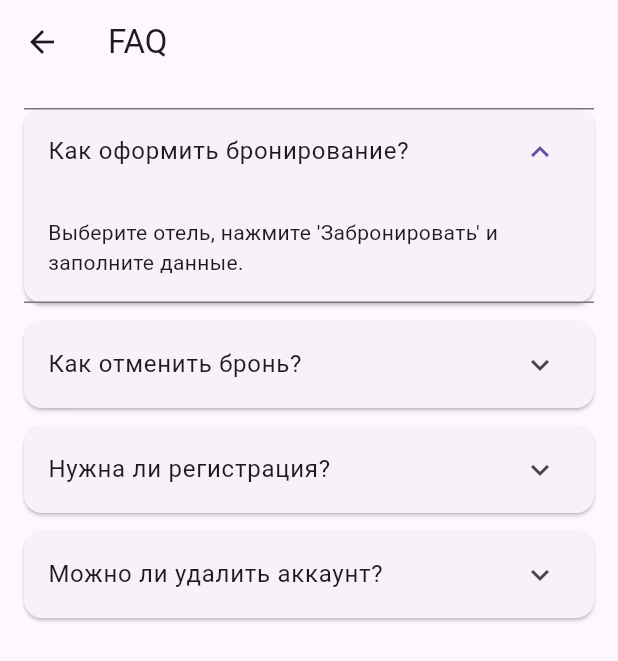
After one commit to Qnicery/FlutterPR10, a Flutter app: the FaqScreen screen opened by its route, after a tap on "Как оформить бронирование?", on a phone screen of 412 x 824 dp. The commit adds this screen. Shown: the top 661 px of the screen. Run offline on Flutter 3.47's test engine with Material 3 defaults, Android fonts, the phone set to English and light mode, and no system bars; our stand-ins replace cached_network_image, flutter_mobx, get_it, go_router, mobx; generated files the repository leaves out were written again; network calls fail.

Commit message:
Создание экрана часто задаваемых вопросов (FAQ)

```diff
--- /dev/null
+++ b/lib/features/hotels/screens/faq_screen.dart
@@ -0,0 +1,46 @@
+import 'package:flutter/material.dart';
+import 'package:flutter_mobx/flutter_mobx.dart';
+import '../../../main.dart';
+import '../stores/faq_store.dart';
+
+class FaqScreen extends StatelessWidget {
+  const FaqScreen({super.key});
+
+  @override
+  Widget build(BuildContext context) {
+    final faqStore = getIt<FaqStore>();
+
+    return Scaffold(
+      appBar: AppBar(
+        title: const Text("FAQ"),
+      ),
+      body: Observer(
+        builder: (_) {
+          return ListView.builder(
+            padding: const EdgeInsets.all(16),
+            itemCount: faqStore.items.length,
+            itemBuilder: (context, index) {
+              final item = faqStore.items[index];
+              final expanded = faqStore.isExpanded(index);
+
+              return Card(
+                margin: const EdgeInsets.only(bottom: 12),
+                child: ExpansionTile(
+                  initiallyExpanded: expanded,
+                  title: Text(item.question),
+                  children: [
+                    Padding(
+                      padding: const EdgeInsets.all(16.0),
+                      child: Text(item.answer),
+                    ),
+                  ],
+                  onExpansionChanged: (_) => faqStore.toggleExpand(index),
+                ),
+              );
+            },
+          );
+        },
+      ),
+    );
+  }
+}
--- a/lib/features/hotels/screens/settings_screen.dart
+++ b/lib/features/hotels/screens/settings_screen.dart
@@ -21,6 +21,13 @@ class SettingsScreen extends StatelessWidget {
             const SizedBox(height: 10),
             ElevatedButton(
               onPressed: () {
+                context.push("/profile/settings/faq");
+              },
+              child: const Text('Помощь'),
+            ),
+            const SizedBox(height: 10),
+            ElevatedButton(
+              onPressed: () {
                 getIt<AuthStore>().logout();
                 GoRouter.of(context).go('/login');
               },
--- /dev/null
+++ b/lib/features/hotels/stores/faq_store.dart
@@ -0,0 +1,43 @@
+import 'package:mobx/mobx.dart';
+
+import '../models/faq_item.dart';
+
+part 'faq_store.g.dart';
+
+class FaqStore = _FaqStore with _$FaqStore;
+
+abstract class _FaqStore with Store {
+  @observable
+  ObservableList<FaqItem> items = ObservableList.of([
+    FaqItem(
+      question: "Как оформить бронирование?",
+      answer: "Выберите отель, нажмите 'Забронировать' и заполните данные.",
+    ),
+    FaqItem(
+      question: "Как отменить бронь?",
+      answer: "Откройте экран истории и выберите нужную бронь.",
+    ),
+    FaqItem(
+      question: "Нужна ли регистрация?",
+      answer: "Да, чтобы сохранять историю и избранное.",
+    ),
+    FaqItem(
+      question: "Можно ли удалить аккаунт?",
+      answer: "Нет, в данный момент такая функция отсутствует.",
+    ),
+  ]);
+
+  @observable
+  ObservableSet<int> expandedIndexes = ObservableSet();
+
+  @action
+  void toggleExpand(int index) {
+    if (expandedIndexes.contains(index)) {
+      expandedIndexes.remove(index);
+    } else {
+      expandedIndexes.add(index);
+    }
+  }
+
+  bool isExpanded(int index) => expandedIndexes.contains(index);
+}
--- a/lib/main.dart
+++ b/lib/main.dart
@@ -2,6 +2,7 @@ import 'package:flutter/material.dart';
 import 'package:get_it/get_it.dart';
 import 'package:go_router/go_router.dart';
 import 'package:pr10/features/hotels/screens/add_review_screen.dart';
+import 'package:pr10/features/hotels/screens/faq_screen.dart';
 import 'package:pr10/features/hotels/screens/favorite_screen.dart';
 import 'package:pr10/features/hotels/screens/register_screen.dart';
 import 'package:pr10/features/hotels/stores/add_review_store.dart';
@@ -18,6 +19,7 @@ import 'features/hotels/screens/login_screen.dart';
 import 'features/hotels/screens/profile_screen.dart';
 import 'features/hotels/screens/settings_screen.dart';
 import 'features/hotels/stores/booking_store.dart';
+import 'features/hotels/stores/faq_store.dart';
 import 'features/hotels/stores/hotels_store.dart';
 
 
@@ -32,6 +34,7 @@ void main() {
   getIt.registerLazySingleton(() => ReviewStore());
   getIt.registerLazySingleton(() => AddReviewStore());
   getIt.registerLazySingleton(() => FavoritesStore());
+  getIt.registerLazySingleton(() => FaqStore());
   runApp(const MyApp());
 }
 
@@ -112,6 +115,13 @@ class MyApp extends StatelessWidget {
               name: 'settings',
               path: 'settings',
               builder: (context, state) => const SettingsScreen(),
+              routes: [
+                GoRoute(
+                  name: 'faq',
+                  path: 'faq',
+                  builder: (context, state) => const FaqScreen(),
+                )
+              ]
             ),
           ],
         ),
```
Also changed, not shown: lib/features/hotels/models/faq_item.dart (added, +9 -0 lines), lib/features/hotels/stores/faq_store.g.dart (added).
